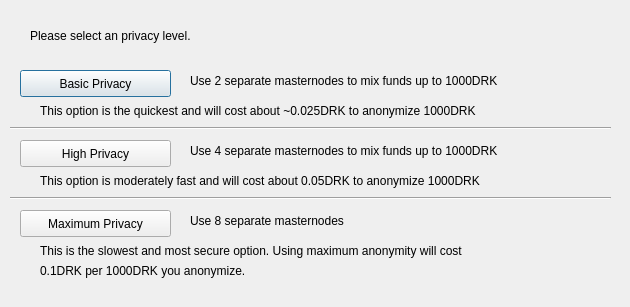
Qt form src/qt/forms/darksendconfig.ui (adm2018/curium) before a commit.
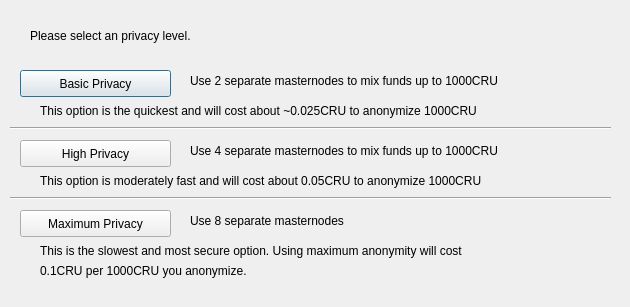
The same form after that commit.

```diff
--- a/src/qt/forms/darksendconfig.ui
+++ b/src/qt/forms/darksendconfig.ui
@@ -75,7 +75,7 @@
     </rect>
    </property>
    <property name="text">
-    <string>Use 2 separate masternodes to mix funds up to 1000DRK</string>
+    <string>Use 2 separate masternodes to mix funds up to 1000CRU</string>
    </property>
   </widget>
   <widget class="QLabel" name="label_3">
@@ -88,7 +88,7 @@
     </rect>
    </property>
    <property name="text">
-    <string>Use 4 separate masternodes to mix funds up to 1000DRK</string>
+    <string>Use 4 separate masternodes to mix funds up to 1000CRU</string>
    </property>
   </widget>
   <widget class="QLabel" name="label_4">
@@ -114,7 +114,7 @@
     </rect>
    </property>
    <property name="text">
-    <string>This option is the quickest and will cost about ~0.025DRK to anonymize 1000DRK</string>
+    <string>This option is the quickest and will cost about ~0.025CRU to anonymize 1000CRU</string>
    </property>
   </widget>
   <widget class="QLabel" name="label_7">
@@ -127,7 +127,7 @@
     </rect>
    </property>
    <property name="text">
-    <string>This option is moderately fast and will cost about 0.05DRK to anonymize 1000DRK</string>
+    <string>This option is moderately fast and will cost about 0.05CRU to anonymize 1000CRU</string>
    </property>
   </widget>
   <widget class="QLabel" name="label_8">
@@ -153,7 +153,7 @@
     </rect>
    </property>
    <property name="text">
-    <string>0.1DRK per 1000DRK you anonymize.</string>
+    <string>0.1CRU per 1000CRU you anonymize.</string>
    </property>
   </widget>
   <widget class="Line" name="line">
```
